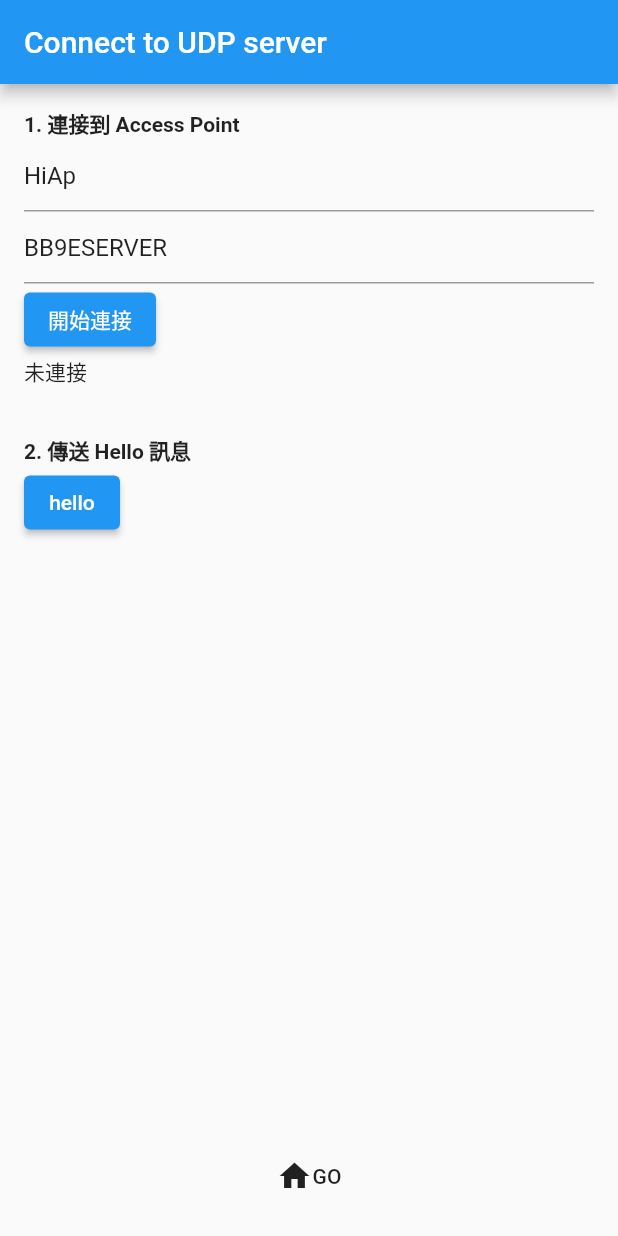
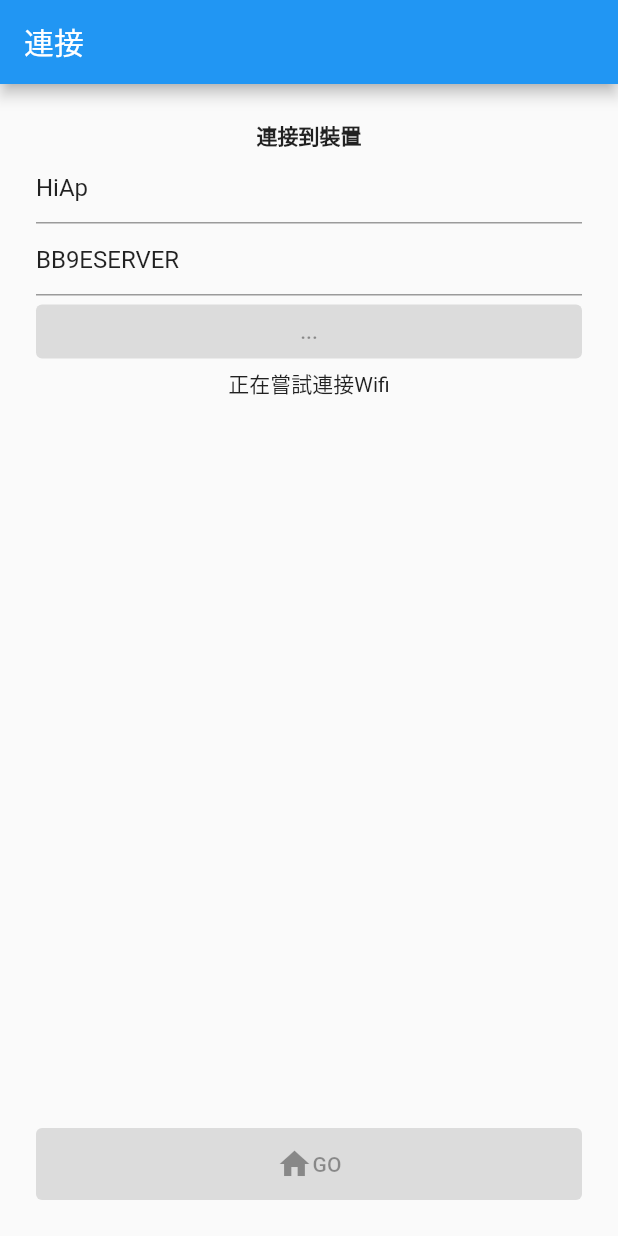
Before and after one commit to xunqun/flutter_arduino_wifi_udp, a Flutter app: the screen it shows after launch, after a tap on "開始連接", on a phone screen of 412 x 824 dp. Run offline on Flutter 3.47's test engine with Material 2 defaults, Android fonts, the phone set to English and light mode, and no system bars; our stand-ins replace file_picker, permission_handler, shared_preferences, sn_progress_dialog; missing offline and left inert: wifi_iot.

Commit message:
Updated to TCP connection
Signed-off-by: Shawn Lu <lu.shangchiun@gmail.com>

```diff
--- a/lib/screen/screen_connect.dart
+++ b/lib/screen/screen_connect.dart
@@ -1,5 +1,4 @@
 import 'dart:convert';
-import 'dart:developer';
 import 'dart:io';
 import 'dart:typed_data';
 
@@ -22,6 +21,7 @@ class _ConnectionScreenState extends State<ConnectionScreen> {
   final TextEditingController ssidController = TextEditingController(text: 'HiAp');
   final TextEditingController pwController = TextEditingController(text: 'BB9ESERVER');
   String statusDescription = "未連線";
+  ConnectState connectState = ConnectState.idle;
 
   @override
   Widget build(BuildContext context) {
@@ -30,19 +30,19 @@ class _ConnectionScreenState extends State<ConnectionScreen> {
         stream: state.connectStateStream,
         initialData: ConnectState.idle,
         builder: (context, snapshot) {
+          connectState = snapshot.data ?? ConnectState.idle;
           statusDescription = getStatusDescription(snapshot.data ?? ConnectState.idle);
           return Scaffold(
             appBar: AppBar(
-              title: Text('Connect to UDP server'),
+              title: Text('連接'),
             ),
             body: Padding(
-              padding: const EdgeInsets.all(16.0),
-              child: Center(
+              padding: const EdgeInsets.all(24.0),
               child: Column(
-                  crossAxisAlignment: CrossAxisAlignment.start,
+                crossAxisAlignment: CrossAxisAlignment.center,
                 children: [
                   Text(
-                      '1. 連接到 Access Point',
+                    '連接到裝置',
                     style: TextStyle(fontWeight: FontWeight.bold),
                   ),
                   TextField(
@@ -53,32 +53,23 @@ class _ConnectionScreenState extends State<ConnectionScreen> {
                     controller: pwController,
                     decoration: InputDecoration(hintText: 'AP Password'),
                   ),
-                    ElevatedButton(
-                        onPressed: () {
-                          connect();
-                        },
-                        child: Text('開始連接')),
+                  SizedBox(width: double.infinity, child: getAction(connectState)),
                   Text(statusDescription),
-                    Padding(
-                      padding: const EdgeInsets.only(top: 32.0),
-                      child: Text('2. 傳送 Hello 訊息', style: TextStyle(fontWeight: FontWeight.bold)),
-                    ),
-                    ElevatedButton(
-                        onPressed: () {
-                          udpManager.write(const Utf8Codec().encode('Hello from client'));
-                        },
-                        child: Text('hello')),
-                    Spacer(),
-                    MaterialButton(
-                        onPressed: () {
+                  const Spacer(),
+                  SizedBox(
+                    height: 48,
+                    child: ElevatedButton(
+                        onPressed: connectState == ConnectState.tcpconnected
+                            ? () {
                                 Navigator.of(context).push(MaterialPageRoute(builder: (c) => HomeScreen()));
-                        },
+                              }
+                            : null,
                         child: Row(
                           mainAxisAlignment: MainAxisAlignment.center,
                           children: [Icon(Icons.home), Text('GO')],
-                        ))
+                        )),
+                  )
                 ],
-                ),
               ),
             ),
           );
@@ -86,6 +77,7 @@ class _ConnectionScreenState extends State<ConnectionScreen> {
   }
 
   void connect() async {
+    state.setState(ConnectState.wificonnecting);
     await WiFiForIoTPlugin.connect(ssidController.text,
         password: pwController.text, joinOnce: true, security: NetworkSecurity.WPA);
     udpManager.isConnected = await WiFiForIoTPlugin.isConnected();
@@ -99,8 +91,12 @@ class _ConnectionScreenState extends State<ConnectionScreen> {
     }
   }
 
+  void disconnect() {
+    udpManager.close();
+    WiFiForIoTPlugin.disconnect();
+  }
+
   void bindTcp() async {
-
     var addressesIListenFrom = InternetAddress.anyIPv4;
     int portIListenOn = 1234; //0 is random
     state.setState(ConnectState.tcpconnecting);
@@ -126,7 +122,7 @@ class _ConnectionScreenState extends State<ConnectionScreen> {
       // send hello
       udpManager.socket = socket;
       udpManager.write(utf8.encode('hello'));
-    }catch(e){
+    } catch (e) {
       state.setState(ConnectState.idle);
     }
   }
@@ -145,4 +141,27 @@ class _ConnectionScreenState extends State<ConnectionScreen> {
         return '連線成功';
     }
   }
+
+  Widget getAction(ConnectState state) {
+    switch (state) {
+      case ConnectState.idle:
+        return ElevatedButton(
+            onPressed: () {
+              connect();
+            },
+            child: Text('開始連接'));
+      case ConnectState.tcpconnecting:
+      case ConnectState.wificonnecting:
+        return ElevatedButton(onPressed: null, child: Text('...'));
+      default:
+        return ElevatedButton(
+            style: ElevatedButton.styleFrom(
+              primary: Colors.red,
+            ),
+            onPressed: () {
+              disconnect();
+            },
+            child: Text('中斷連線'));
     }
+  }
+}
```
Lines whose indentation alone changed are shown as unchanged.
